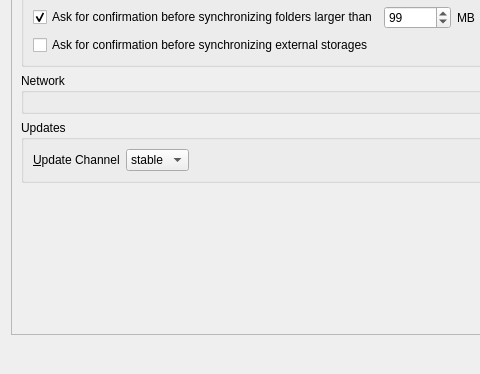
Qt form src/gui/generalsettings.ui (GrossLukas/client) before a commit; both pictures show x 0 to 480 and y 312 to 686 of the 791 by 686 pixel window.
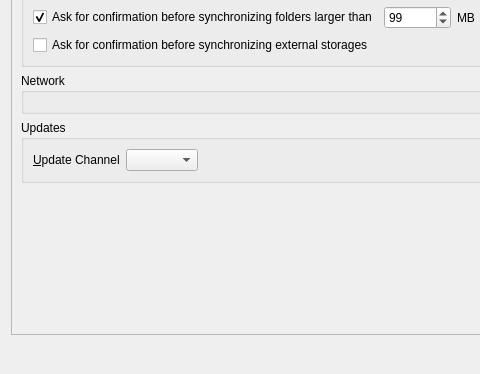
The same form after that commit. Custom widgets are drawn as their Qt base class.

Commit message:
Fix update channel reset
We need to keep our own copy of the old index to be able to reliably reset the selection if the dialog is rejected.

What changed in the file:
```diff
--- a/src/gui/generalsettings.ui
+++ b/src/gui/generalsettings.ui
@@ -265,16 +265,6 @@
               <verstretch>0</verstretch>
              </sizepolicy>
             </property>
-            <item>
-             <property name="text">
-              <string>stable</string>
-             </property>
-            </item>
-            <item>
-             <property name="text">
-              <string>beta</string>
-             </property>
-            </item>
            </widget>
           </item>
           <item>
```
The commit also changes 2 other files.
